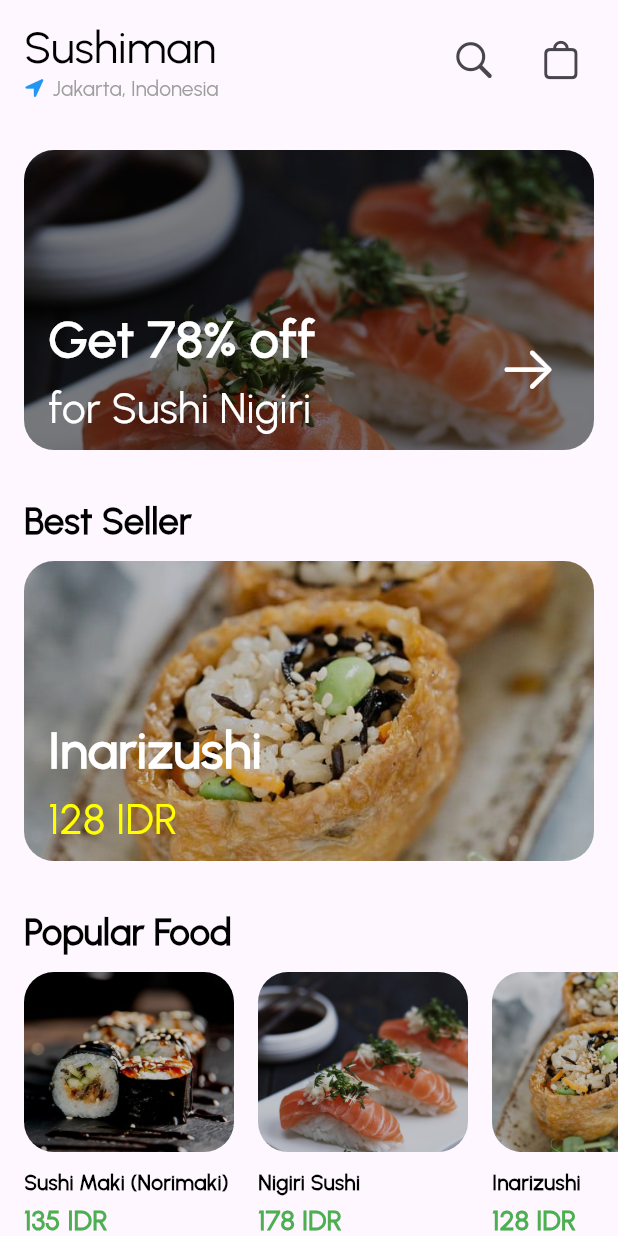
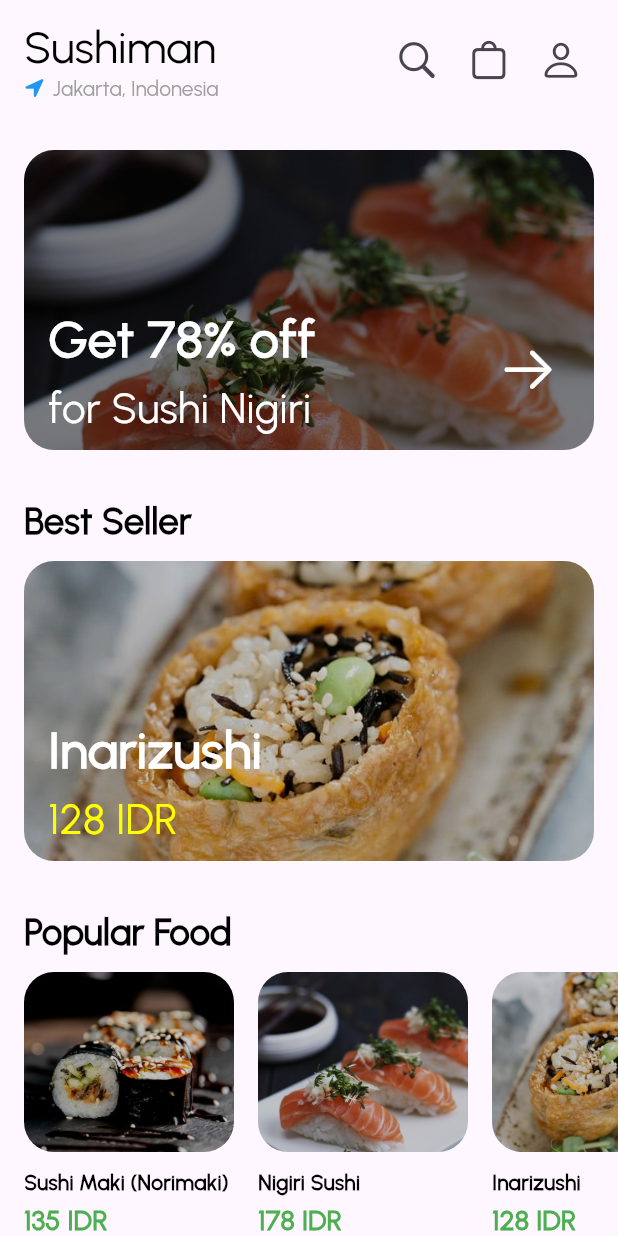
Before and after one commit to aziziabduls/flutter_course_batch2, a Flutter app: the Dashboard screen opened directly, on a phone screen of 412 x 824 dp. Run offline on Flutter 3.47's test engine with Material 3 defaults, Android fonts, the phone set to English and light mode, and no system bars; our stand-ins replace flutter_secure_storage, flutter_slidable, shimmer; accounts and stored records are empty.

Commit message:
Bug Fixing

```diff
--- a/lib/screens/splash_screen.dart
+++ b/lib/screens/splash_screen.dart
@@ -42,7 +42,9 @@ class _SplashScreenState extends State<SplashScreen> {
   @override
   void initState() {
     WidgetsBinding.instance.addPostFrameCallback((_) {
-      _getDataStorage();
+      Future.delayed(Duration(seconds: 3), () {
+        _getDataStorage();
+      });
     });
     super.initState();
   }
--- a/lib/screens/sushi_app/dashboard.dart
+++ b/lib/screens/sushi_app/dashboard.dart
@@ -5,6 +5,7 @@ import 'package:flutter/material.dart';
 import 'package:flutter/services.dart';
 import 'package:flutter_course_batch_2/models/food.dart';
 import 'package:flutter_course_batch_2/provider/cart_provider.dart';
+import 'package:flutter_course_batch_2/screens/sushi_app/account_screen.dart';
 import 'package:flutter_course_batch_2/screens/sushi_app/cart_screen.dart';
 import 'package:flutter_course_batch_2/screens/sushi_app/detail_screen.dart';
 import 'package:flutter_course_batch_2/screens/sushi_app/search_screen.dart';
@@ -100,9 +101,7 @@ class _DashboardState extends State<Dashboard> {
           ),
           Consumer<CartProvider>(
             builder: (context, value, child) {
-              return Padding(
-                padding: const EdgeInsets.only(right: 14, left: 10),
-                child: Stack(
+              return Stack(
                 children: [
                   IconButton(
                     onPressed: () {
@@ -134,13 +133,26 @@ class _DashboardState extends State<Dashboard> {
                     ),
                   )
                 ],
-                ),
               );
             },
-          )
+          ),
+          Padding(
+            padding: const EdgeInsets.only(right: 14),
+            child: IconButton(
+              onPressed: () {
+                Navigator.push(context, MaterialPageRoute(builder: (context) => AccountScreen()));
+              },
+              icon: Icon(
+                CupertinoIcons.person,
+                size: 30,
+              ),
+            ),
+          ),
         ],
       ),
-      body: ListView(
+      body: foods.isEmpty
+          ? Center(child: CircularProgressIndicator())
+          : ListView(
               // crossAxisAlignment: CrossAxisAlignment.start,
               children: [
                 // BANNER PROMO
```
Also changed, not shown: lib/main.dart (+6 -2 lines), lib/screens/sushi_app/account_screen.dart (added, +51 -0 lines), pubspec.lock, 3 other files. Lines whose indentation alone changed are shown as unchanged.
